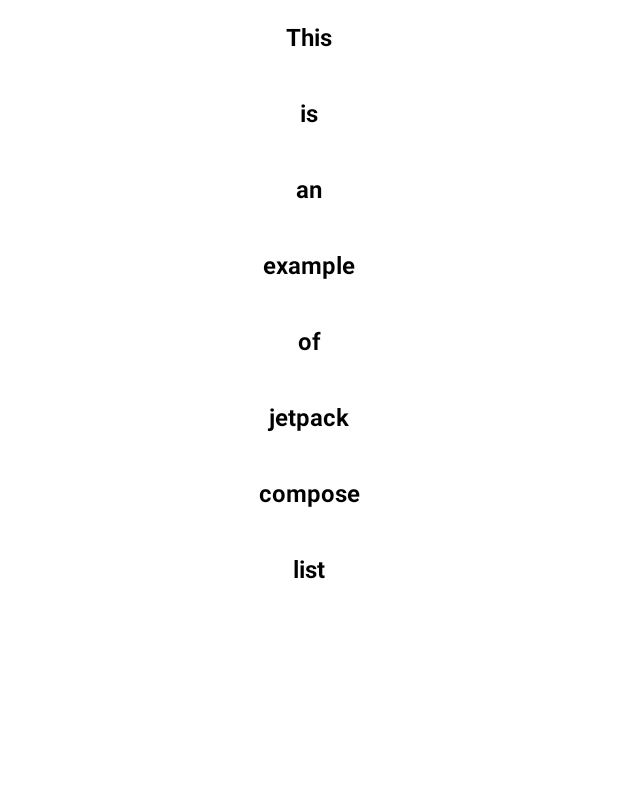
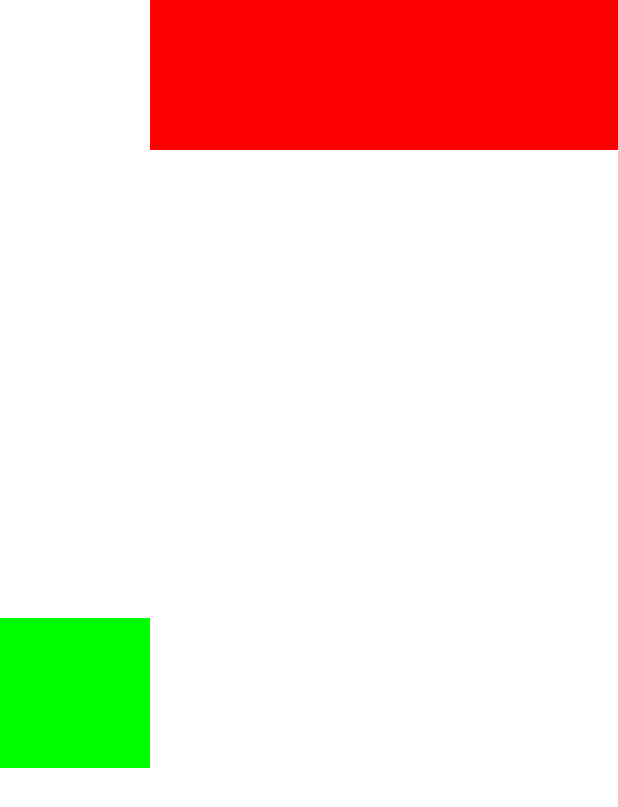
Before and after one commit to DHRUV-LIMBACHIYA/JetpackComposePractice, an Android app built with Jetpack Compose: the screen it shows after launch (MainActivity), on a phone screen of 412 x 824 dp. Shown: the top 807 px of the screen. Run offline under Robolectric (Android 15) with nearby library versions, the phone set to English and light mode, and no system bars; our stand-ins replace constraintlayout-compose.

Commit message:
Implemented basic of ConstraintLayout in Compose

```diff
--- a/app/build.gradle
+++ b/app/build.gradle
@@ -57,4 +57,5 @@ dependencies {
     androidTestImplementation 'androidx.test.ext:junit:1.1.3'
     androidTestImplementation 'androidx.test.espresso:espresso-core:3.4.0'
     androidTestImplementation "androidx.compose.ui:ui-test-junit4:$compose_version"
+    implementation "androidx.constraintlayout:constraintlayout-compose:1.0.0-beta02"
 }
--- /dev/null
+++ b/app/src/main/java/com/example/jetpackcomposepractice/ConstraintLayoutInCompose.kt
@@ -0,0 +1,58 @@
+package com.example.jetpackcomposepractice
+
+import androidx.compose.foundation.background
+import androidx.compose.foundation.layout.Box
+import androidx.compose.foundation.layout.fillMaxSize
+import androidx.compose.foundation.layout.padding
+import androidx.compose.runtime.Composable
+import androidx.compose.ui.Modifier
+import androidx.compose.ui.graphics.Color
+import androidx.compose.ui.layout.layoutId
+import androidx.compose.ui.unit.Constraints
+import androidx.compose.ui.unit.dp
+import androidx.constraintlayout.compose.ChainStyle
+import androidx.constraintlayout.compose.ConstraintLayout
+import androidx.constraintlayout.compose.ConstraintSet
+import androidx.constraintlayout.compose.Dimension
+
+/**
+ * Created by Dhruv Limbachiya on 26-08-2021.
+ */
+
+@Composable
+fun DemonstrateConstraintLayout() {
+    val constraints = ConstraintSet {
+        val greenBox = createRefFor("greenBox") // Equivalent to creating id of view in constrainLayout in XML.
+        val redBox = createRefFor("redBox")
+        val guideline = createGuidelineFromTop(0.5f)
+
+        constrain(greenBox) {
+            start.linkTo(parent.start)
+            top.linkTo(guideline)
+            width = Dimension.value(100.dp)
+            height = Dimension.value(100.dp)
+        }
+
+        constrain(redBox) {
+            start.linkTo(greenBox.end)
+            top.linkTo(parent.top)
+            end.linkTo(parent.end)
+            width = Dimension.fillToConstraints
+            height = Dimension.value(100.dp)
+        }
+
+
+        createHorizontalChain(greenBox,redBox,chainStyle = ChainStyle.Spread)
+    }
+
+    ConstraintLayout(constraintSet = constraints,modifier = Modifier.fillMaxSize()) {
+        Box(modifier = Modifier
+            .background(Color.Green)
+            .layoutId("greenBox")
+        )
+        Box(modifier = Modifier
+            .background(Color.Red)
+            .layoutId("redBox")
+        )
+    }
+}
--- a/app/src/main/java/com/example/jetpackcomposepractice/MainActivity.kt
+++ b/app/src/main/java/com/example/jetpackcomposepractice/MainActivity.kt
@@ -8,7 +8,7 @@ class MainActivity : ComponentActivity() {
     override fun onCreate(savedInstanceState: Bundle?) {
         super.onCreate(savedInstanceState)
         setContent {
-            List()
+            DemonstrateConstraintLayout()
         }
     }
 }
```
